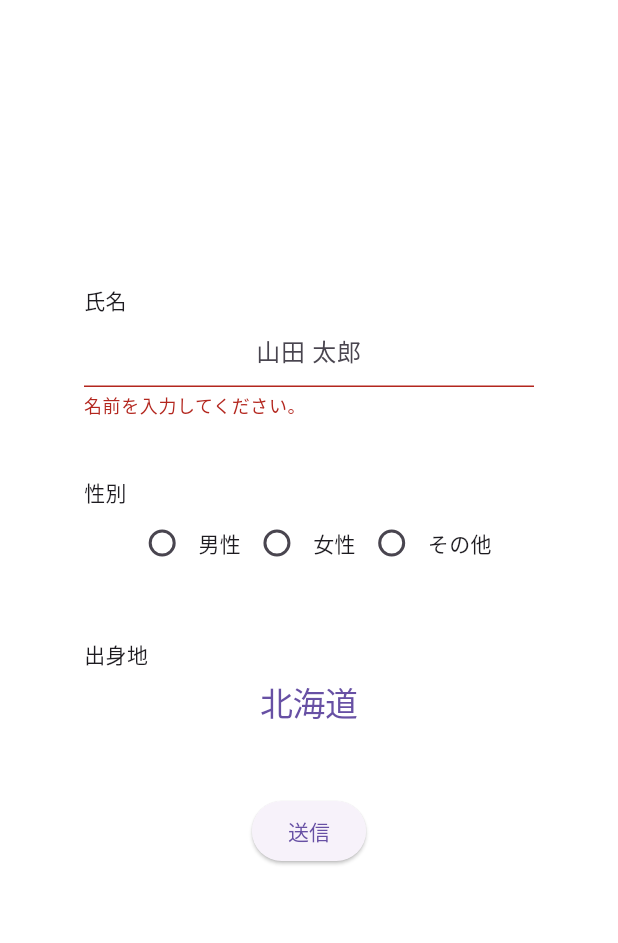
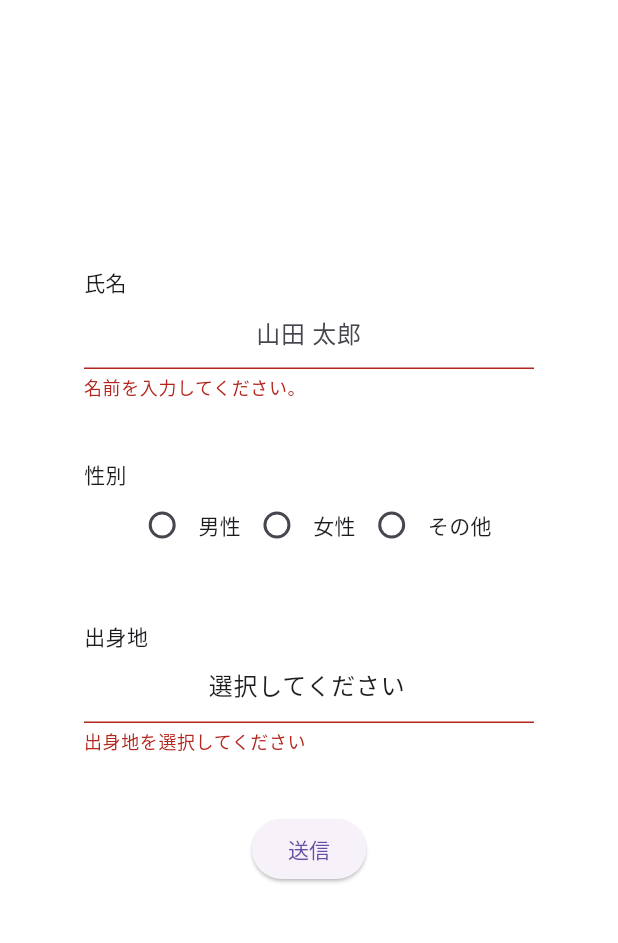
Before and after one commit to chisa-kondo-985/flutter_tutorial, a Flutter app: the screen it shows after launch, after a tap on "送信", on a phone screen of 412 x 824 dp, the part 84-1027 px from its top. Run offline on Flutter 3.47's test engine with Material 3 defaults, Android fonts, the phone set to English and light mode, and no system bars.

Commit message:
2024-06-26
・出身地が選択されていない時に、フォームを送信できないようにする

```diff
--- a/lib/main.dart
+++ b/lib/main.dart
@@ -1,6 +1,7 @@
 // import material.dart package.
 import 'package:flutter/material.dart';
 import 'package:flutter/cupertino.dart';
+import 'package:flutter/rendering.dart';
 import './nextpage.dart';
 
 // Prepare items for the Location list.
@@ -102,14 +103,15 @@ class ApplicationBody extends StatefulWidget {
 // === This widget is the state of this application.
 class _FormState extends State<ApplicationBody> {
   // Prepare variable for the input text.
-  final TextEditingController _controller = TextEditingController();
+  final TextEditingController _nameTextController = TextEditingController();
 
   // Prepare keys for radio button.
   final GlobalKey<FormState> _formKey = GlobalKey<FormState>();
   String? selectedGender;
 
   // Prepare the variable and function for the CupertinoPicker.
-  int _selectedLocation = 0;
+  final TextEditingController _hometownTextController = TextEditingController(text: '選択してください');
+  int _selectedLocation = -1;
   void _showDialog(Widget child) {
     // This is the showCupertinoModalPopup function.
     // Shows a modal iOS-style popup that slides up from the bottom of the screen.
@@ -153,7 +155,7 @@ class _FormState extends State<ApplicationBody> {
           SizedBox(
             width: 300,
             child: TextFormField(
-              controller: _controller,
+              controller: _nameTextController,
               textAlign: TextAlign.center,
               decoration: const InputDecoration(hintText: '山田 太郎', counterStyle: TextStyle(color: Colors.black26)),
               validator: (String? value) {
@@ -234,9 +236,12 @@ class _FormState extends State<ApplicationBody> {
               textAlign: TextAlign.start,
             ),
           ),
-          CupertinoButton(
-              padding: EdgeInsets.zero,
-              onPressed: () => _showDialog(
+          SizedBox(
+            width: 300,
+            child: GestureDetector(
+              onTap: () {
+                setState(() {
+                  _showDialog(
                     CupertinoPicker(
                       magnification: 1.22,
                       // This is for the angle of the picker wheel.
@@ -251,19 +256,36 @@ class _FormState extends State<ApplicationBody> {
                       onSelectedItemChanged: (int selectedItem) {
                         setState(() {
                           _selectedLocation = selectedItem;
+                          if (_selectedLocation >= 0 && _selectedLocation < _locationNames.length) {
+                            _hometownTextController.text = _locationNames[_selectedLocation];
+                          } else {
+                            _hometownTextController.text = '選択してください';
+                          }
                         });
                       },
                       children: List<Widget>.generate(_locationNames.length, (int index) {
-                        return Center(child: Text(_locationNames[index]));
+                        return Text(_locationNames[index]);
                       }),
                     ),
-                  ),
-              child: Text(
-                _locationNames[_selectedLocation],
-                style: const TextStyle(
-                  fontSize: 22.0,
+                  );
+                });
+              },
+              child: AbsorbPointer(
+                absorbing: true,
+                child: TextFormField(
+                  textAlign: TextAlign.center,
+                  controller: _hometownTextController,
+                  readOnly: true,
+                  validator: (value) {
+                    if (_selectedLocation < 0 || _selectedLocation >= _locationNames.length) {
+                      return '出身地を選択してください';
+                    }
+                    return null;
+                  },
                 ),
-              )),
+              ),
+            ),
+          ),
           const SizedBox(
             height: 40,
           ),
@@ -273,7 +295,7 @@ class _FormState extends State<ApplicationBody> {
               if (_formKey.currentState!.validate()) {
                 Navigator.of(context).push(MaterialPageRoute(
                     builder: (context) => NextPage(
-                          textFieldValue: _controller.text,
+                          textFieldValue: _nameTextController.text,
                           radioValue: selectedGender,
                           pickerValue: _locationNames[_selectedLocation],
                         )));
```
